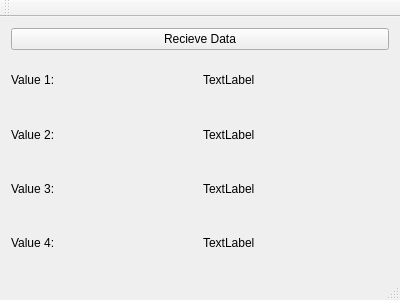
First picture: the form in mainwindow.ui, repository ArashMassoudieh/QArduino_read, before the edit.
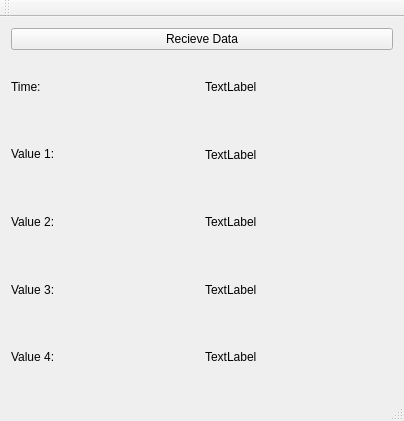
Second picture: the form after the edit.

Patch:
```diff
--- a/mainwindow.ui
+++ b/mainwindow.ui
@@ -6,8 +6,8 @@
    <rect>
     <x>0</x>
     <y>0</y>
-    <width>400</width>
-    <height>300</height>
+    <width>404</width>
+    <height>421</height>
    </rect>
   </property>
   <property name="windowTitle">
@@ -22,6 +22,24 @@
       </property>
      </widget>
     </item>
+    <item>
+     <layout class="QHBoxLayout" name="horizontalLayout_5">
+      <item>
+       <widget class="QLabel" name="label">
+        <property name="text">
+         <string>Time:</string>
+        </property>
+       </widget>
+      </item>
+      <item>
+       <widget class="QLabel" name="lblTime">
+        <property name="text">
+         <string>TextLabel</string>
+        </property>
+       </widget>
+      </item>
+     </layout>
+    </item>
     <item>
      <layout class="QHBoxLayout" name="horizontalLayout" stretch="0,0">
       <property name="sizeConstraint">
```
Left out of the diff: 5 changed lines with no effect on the pictures.
